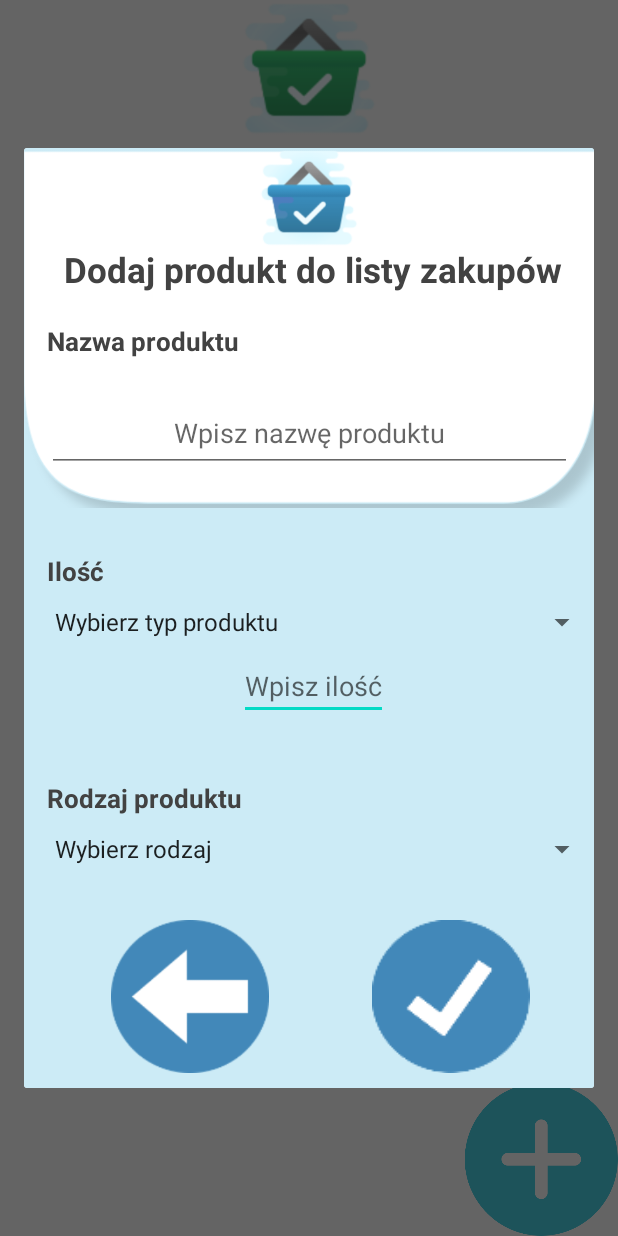
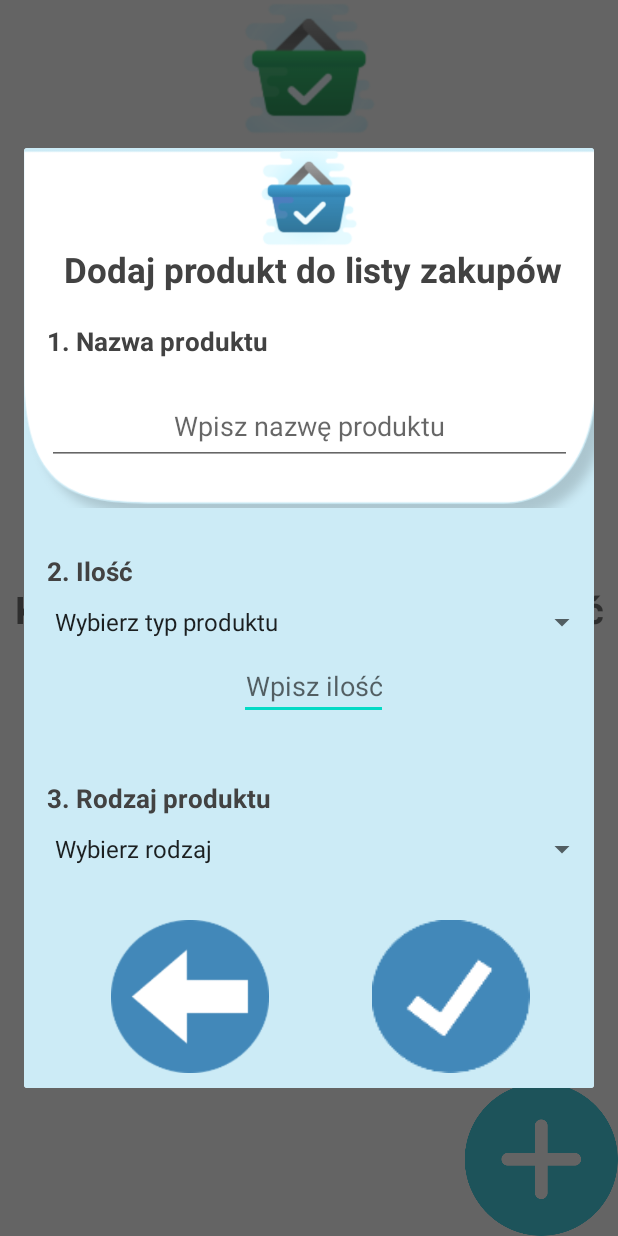
Before and after one commit to AgnieszkaRozanska/Inteligentna_Lodowka, an Android app: the ShoppingListActivity screen opened directly, with no data from a screen before it, after a tap on an icon or button, on a phone screen of 412 x 824 dp. Run offline under Robolectric (Android 15) with nearby library versions, the phone set to English and light mode, and no system bars.

Commit message:
Final version of the shopping list functionality

```diff
--- a/app/src/main/res/layout/activity_shopping_list.xml
+++ b/app/src/main/res/layout/activity_shopping_list.xml
@@ -26,7 +26,7 @@
         app:layout_constraintHorizontal_bias="0.0"
         app:layout_constraintStart_toStartOf="parent"
         app:layout_constraintTop_toBottomOf="@+id/imageView4"
-        app:layout_constraintVertical_bias="0.652" />
+        app:layout_constraintVertical_bias="0.468" />
 
     <Button
         android:id="@+id/AddShoppingProduct"
@@ -36,4 +36,18 @@
         app:layout_constraintBottom_toBottomOf="parent"
         app:layout_constraintEnd_toEndOf="parent" />
 
+    <TextView
+        android:id="@+id/textView_InformAboutLackOfShoppingList"
+        android:layout_width="wrap_content"
+        android:layout_height="wrap_content"
+        android:visibility="invisible"
+        android:textAlignment="center"
+        android:textSize="25dp"
+        android:text="Brak produktów. \nKliknij na przycisk plusa aby dodać nową listę zakupów"
+        app:layout_constraintBottom_toTopOf="@+id/AddShoppingProduct"
+        android:textStyle="bold"
+        app:layout_constraintEnd_toEndOf="parent"
+        app:layout_constraintStart_toStartOf="parent"
+        app:layout_constraintTop_toBottomOf="@+id/imageView4" />
+
 </androidx.constraintlayout.widget.ConstraintLayout>
--- a/app/src/main/res/layout/custom_alertdialog_add_shopping_product.xml
+++ b/app/src/main/res/layout/custom_alertdialog_add_shopping_product.xml
@@ -13,6 +13,7 @@
         android:layout_height="wrap_content"
         android:layout_marginTop="8dp"
         android:hint="Wpisz ilość"
+        android:textAlignment="center"
         android:inputType="number"
         app:layout_constraintEnd_toEndOf="@+id/spinner_kindAmount"
         app:layout_constraintHorizontal_bias="0.483"
@@ -24,7 +25,7 @@
         android:layout_width="wrap_content"
         android:layout_height="wrap_content"
         android:layout_marginTop="30dp"
-        android:text="Ilość"
+        android:text="2. Ilość"
         android:textColor="@color/cardview_dark_background"
         android:textSize="17dp"
         android:textStyle="bold"
@@ -36,7 +37,7 @@
         android:layout_width="wrap_content"
         android:layout_height="wrap_content"
         android:layout_marginTop="40dp"
-        android:text="Rodzaj produktu"
+        android:text="3. Rodzaj produktu"
         android:textColor="@color/cardview_dark_background"
         android:textSize="17dp"
         android:textStyle="bold"
@@ -113,7 +114,7 @@
         android:layout_width="wrap_content"
         android:layout_height="wrap_content"
         android:layout_marginTop="20dp"
-        android:text="Nazwa produktu"
+        android:text="1. Nazwa produktu"
         android:textColor="@color/cardview_dark_background"
         android:textSize="17dp"
         android:textStyle="bold"
@@ -124,6 +125,7 @@
         android:id="@+id/EditText_NameShoppingProduct"
         android:layout_width="350dp"
         android:layout_height="51dp"
+        android:layout_marginBottom="10dp"
         android:hint="Wpisz nazwę produktu"
         android:textAlignment="center"
         app:layout_constraintBottom_toBottomOf="@+id/imageView8"
--- a/app/src/main/res/values/strings.xml
+++ b/app/src/main/res/values/strings.xml
@@ -26,4 +26,8 @@
     <string name="alertDialogMessageChangeQuantity">Zmieniłeś ilość na 0, zatem produkt zostanie usunięty. Czy na pewno tego chcesz?</string>
     <string name="succesOfUpdateProduct">Zaktualizowano produkt</string>
     <string name="Custom_AlertDialog_AddShoppingItem_Title">Dodaj produkt do listy zakupów</string>
+    <string name="AlertDialogMessageShoppingProductLackOfData">Uzupełnij wszytskie pola</string>
+    <string name="alertDialogShoppingItemExistsMessage">Ten produkt jest już na liście zakupów. Zmień nazwę lub rodzaj produktu</string>
+    <string name="alertDialogAttention">Uwaga</string>
+    <string name="alertDialogShoppingItemMaybeExistsMessage">Podobny produkt jest już na liście zakupów. Różni się tylko typem opakowania. Czy pomimo tego chcesz dodać produkt?</string>
 </resources>
```
Also changed, not shown: app/src/main/java/com/example/inteligentnalodowka_mobileapp/ShoppingList/ShoppingListActivity.kt (+131 -12 lines).
